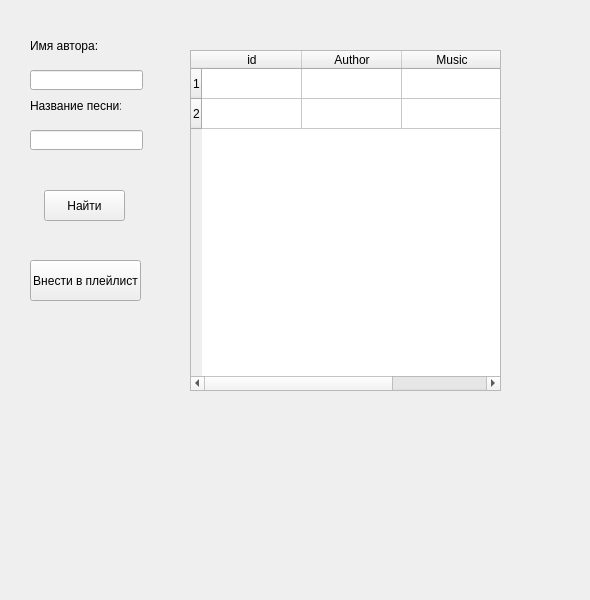
Above: Models/Design_DB.ui from NikitaSergeev07/LyceumProject_-1 before the change. Below: the same form after it.
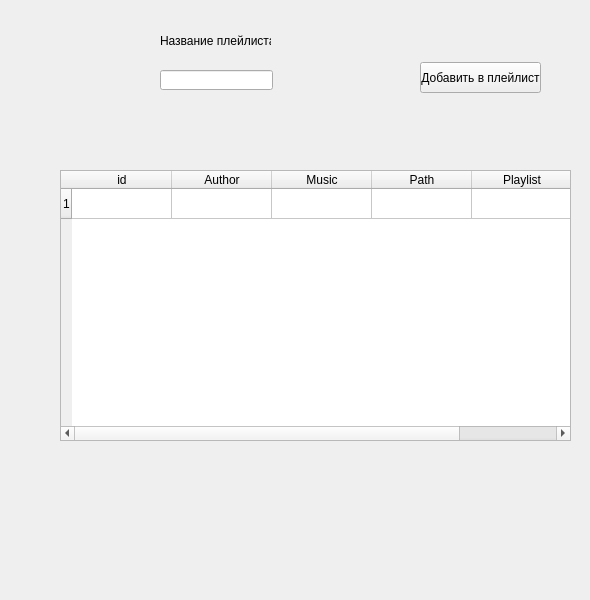
That is the form after the change.

Commit message: I added Abramov's design in main.py and it works

The edit to the form file:
```diff
--- a/Models/Design_DB.ui
+++ b/Models/Design_DB.ui
@@ -17,45 +17,53 @@
    <widget class="QLineEdit" name="Author_line">
     <property name="geometry">
      <rect>
-      <x>30</x>
+      <x>160</x>
       <y>70</y>
       <width>113</width>
       <height>20</height>
      </rect>
     </property>
    </widget>
-   <widget class="QLineEdit" name="Music_line">
+   <widget class="QPushButton" name="addToPlaylistButton">
     <property name="geometry">
      <rect>
-      <x>30</x>
-      <y>130</y>
-      <width>113</width>
-      <height>20</height>
+      <x>420</x>
+      <y>62</y>
+      <width>121</width>
+      <height>31</height>
      </rect>
     </property>
+    <property name="text">
+     <string>Добавить в плейлист</string>
+    </property>
    </widget>
-   <widget class="QTableWidget" name="resultDBTable">
+   <widget class="QLabel" name="NamePlaylist">
     <property name="geometry">
      <rect>
-      <x>190</x>
-      <y>50</y>
-      <width>311</width>
-      <height>341</height>
+      <x>160</x>
+      <y>30</y>
+      <width>111</width>
+      <height>21</height>
      </rect>
     </property>
-    <property name="styleSheet">
-     <string notr="true">style{qradialgradient(spread:pad, cx:0.5, cy:0.5, radius:0.5, fx:0.5, fy:0.5, stop:0 rgba(255, 255, 255, 255), stop:0.1 rgba(255, 255, 255, 255), stop:0.2 rgba(255, 176, 176, 167), stop:0.3 rgba(255, 151, 151, 92), stop:0.4 rgba(255, 125, 125, 51), stop:0.5 rgba(255, 76, 76, 205), stop:0.52 rgba(255, 76, 76, 205), stop:0.6 rgba(255, 180, 180, 84), stop:1 rgba(255, 255, 255, 0))}</string>
+    <property name="text">
+     <string>Название плейлиста</string>
+    </property>
+   </widget>
+   <widget class="QTableWidget" name="dbTable">
+    <property name="geometry">
+     <rect>
+      <x>60</x>
+      <y>170</y>
+      <width>511</width>
+      <height>271</height>
+     </rect>
     </property>
     <row>
      <property name="text">
       <string>1</string>
      </property>
     </row>
-    <row>
-     <property name="text">
-      <string>2</string>
-     </property>
-    </row>
     <column>
      <property name="text">
       <string>id</string>
@@ -71,58 +79,16 @@
       <string>Music</string>
      </property>
     </column>
-   </widget>
-   <widget class="QPushButton" name="searchButton">
-    <property name="geometry">
-     <rect>
-      <x>44</x>
-      <y>190</y>
-      <width>81</width>
-      <height>31</height>
-     </rect>
-    </property>
-    <property name="text">
-     <string>Найти</string>
-    </property>
-   </widget>
-   <widget class="QPushButton" name="addToPlaylistButton">
-    <property name="geometry">
-     <rect>
-      <x>30</x>
-      <y>260</y>
-      <width>111</width>
-      <height>41</height>
-     </rect>
-    </property>
-    <property name="text">
-     <string>Внести в плейлист</string>
-    </property>
-   </widget>
-   <widget class="QLabel" name="NameAuthor">
-    <property name="geometry">
-     <rect>
-      <x>30</x>
-      <y>30</y>
-      <width>91</width>
-      <height>31</height>
-     </rect>
-    </property>
-    <property name="text">
-     <string>Имя автора:</string>
-    </property>
-   </widget>
-   <widget class="QLabel" name="NameMusic">
-    <property name="geometry">
-     <rect>
-      <x>30</x>
-      <y>90</y>
-      <width>91</width>
-      <height>31</height>
-     </rect>
-    </property>
-    <property name="text">
-     <string>Название песни:</string>
-    </property>
+    <column>
+     <property name="text">
+      <string>Path</string>
+     </property>
+    </column>
+    <column>
+     <property name="text">
+      <string>Playlist</string>
+     </property>
+    </column>
    </widget>
   </widget>
  </widget>
```
Left out of the diff: 2 changed lines with no effect on the pictures. The commit also changes 11 other files.
